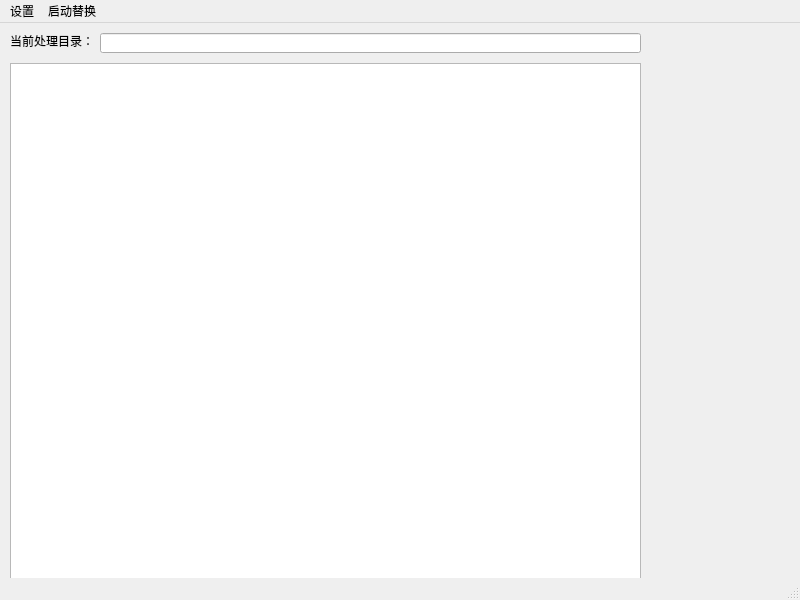
Old version of the form form.ui in the repository icehong/docrobot.
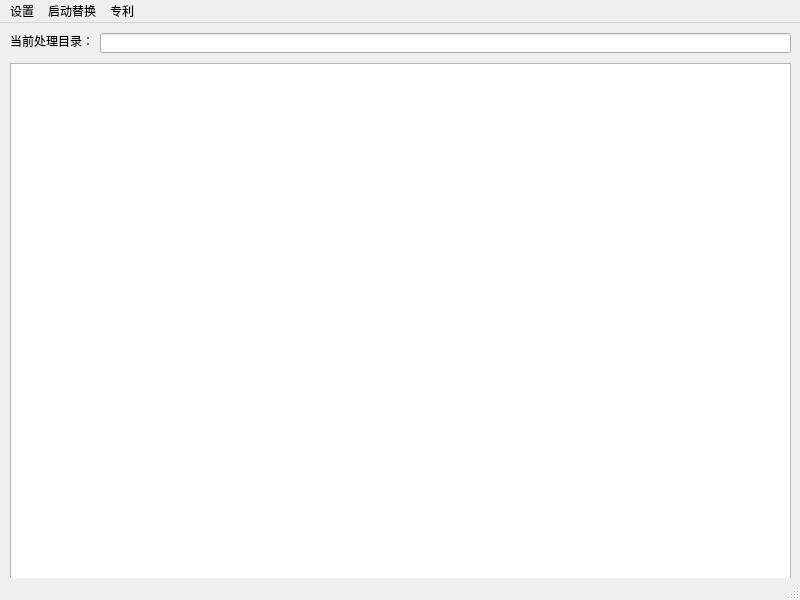
New version of the form.

```diff
--- a/form.ui
+++ b/form.ui
@@ -19,7 +19,7 @@
      <rect>
       <x>10</x>
       <y>40</y>
-      <width>631</width>
+      <width>781</width>
       <height>521</height>
      </rect>
     </property>
@@ -42,7 +42,7 @@
      <rect>
       <x>100</x>
       <y>10</y>
-      <width>541</width>
+      <width>691</width>
       <height>20</height>
      </rect>
     </property>
@@ -68,8 +68,15 @@
      <string>启动替换</string>
     </property>
    </widget>
+   <widget class="QMenu" name="menu_3">
+    <property name="title">
+     <string>专利</string>
+    </property>
+    <addaction name="actioncheck"/>
+   </widget>
    <addaction name="menu"/>
    <addaction name="menu_2"/>
+   <addaction name="menu_3"/>
   </widget>
   <widget class="QStatusBar" name="statusbar"/>
   <action name="actionSelect_Dir">
```
Left out of the diff: 5 changed lines with no effect on the pictures.
